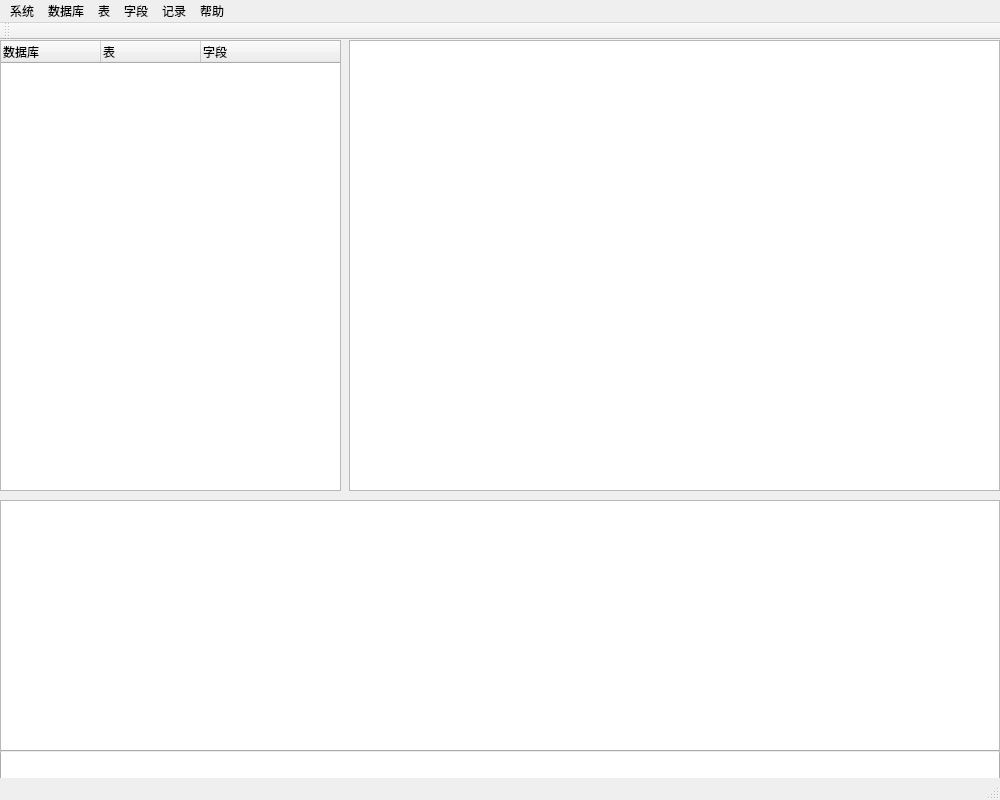
Above: DBMS/DBMS.ui from SeulYoung/DBMS before the change. Below: the same form after it.
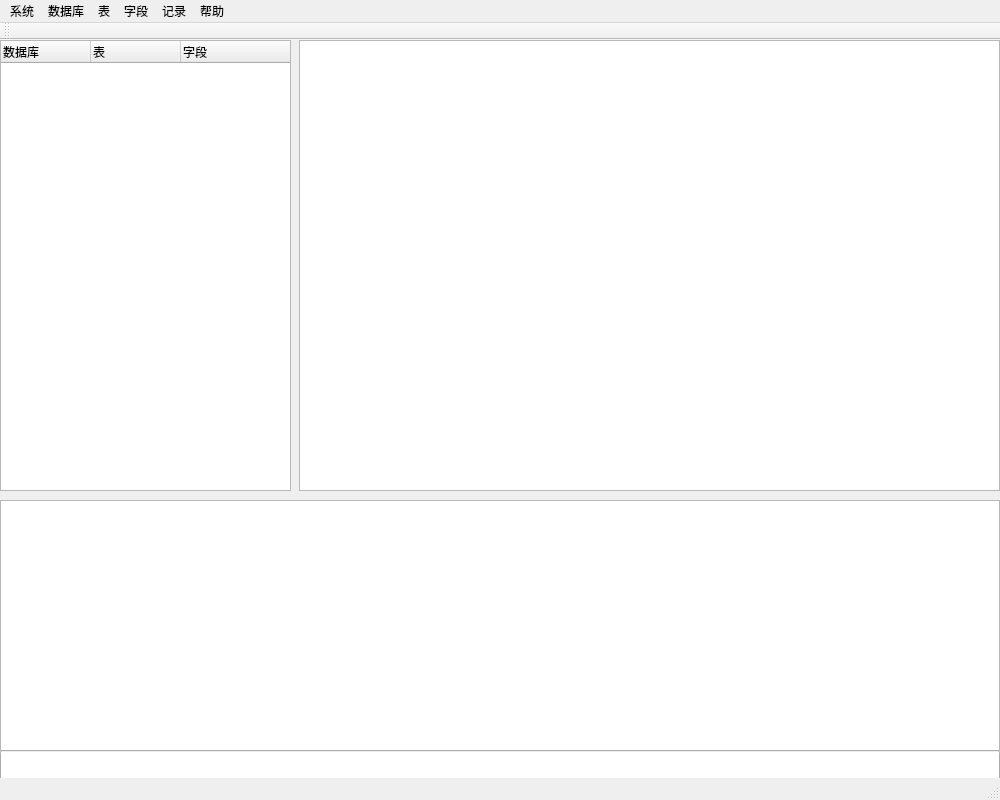
That is the form after the change.

What changed in the file:
```diff
--- a/DBMS/DBMS.ui
+++ b/DBMS/DBMS.ui
@@ -19,13 +19,16 @@
      <rect>
       <x>0</x>
       <y>0</y>
-      <width>341</width>
+      <width>291</width>
       <height>451</height>
      </rect>
     </property>
     <attribute name="headerVisible">
      <bool>true</bool>
     </attribute>
+    <attribute name="headerDefaultSectionSize">
+     <number>90</number>
+    </attribute>
     <column>
      <property name="text">
       <string>数据库</string>
@@ -45,12 +48,24 @@
    <widget class="QTableWidget" name="table">
     <property name="geometry">
      <rect>
-      <x>349</x>
+      <x>299</x>
       <y>0</y>
-      <width>651</width>
+      <width>701</width>
       <height>451</height>
      </rect>
     </property>
+    <attribute name="horizontalHeaderDefaultSectionSize">
+     <number>80</number>
+    </attribute>
+    <attribute name="horizontalHeaderStretchLastSection">
+     <bool>true</bool>
+    </attribute>
+    <attribute name="verticalHeaderDefaultSectionSize">
+     <number>25</number>
+    </attribute>
+    <attribute name="verticalHeaderMinimumSectionSize">
+     <number>20</number>
+    </attribute>
    </widget>
    <widget class="QTextEdit" name="cmdLine">
     <property name="enabled">
```
Left out of the diff: 17 changed lines with no effect on the pictures.
